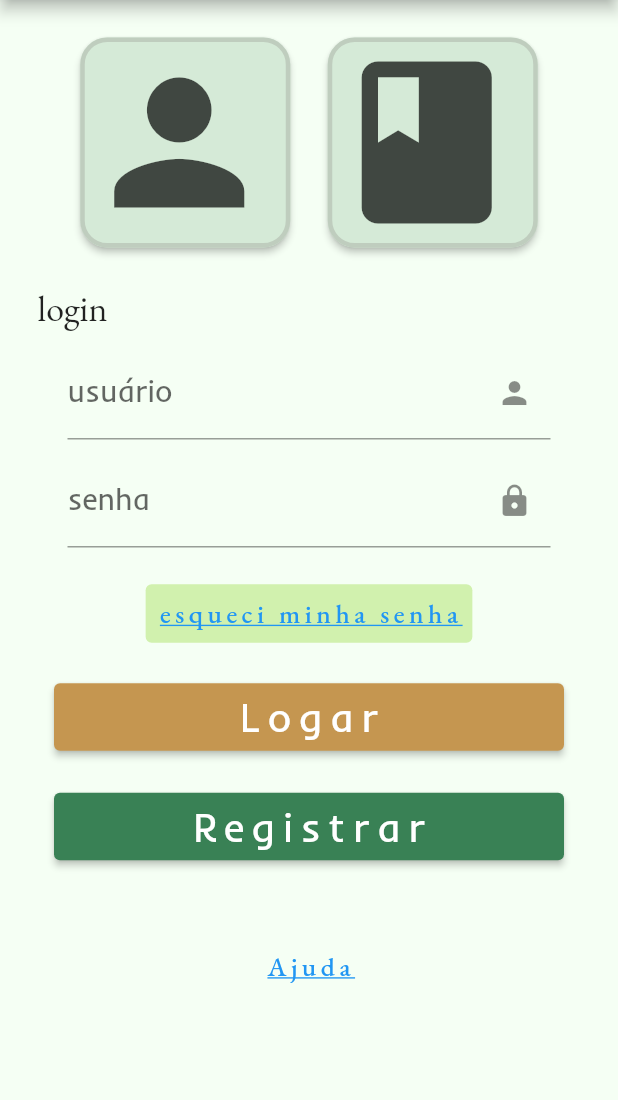
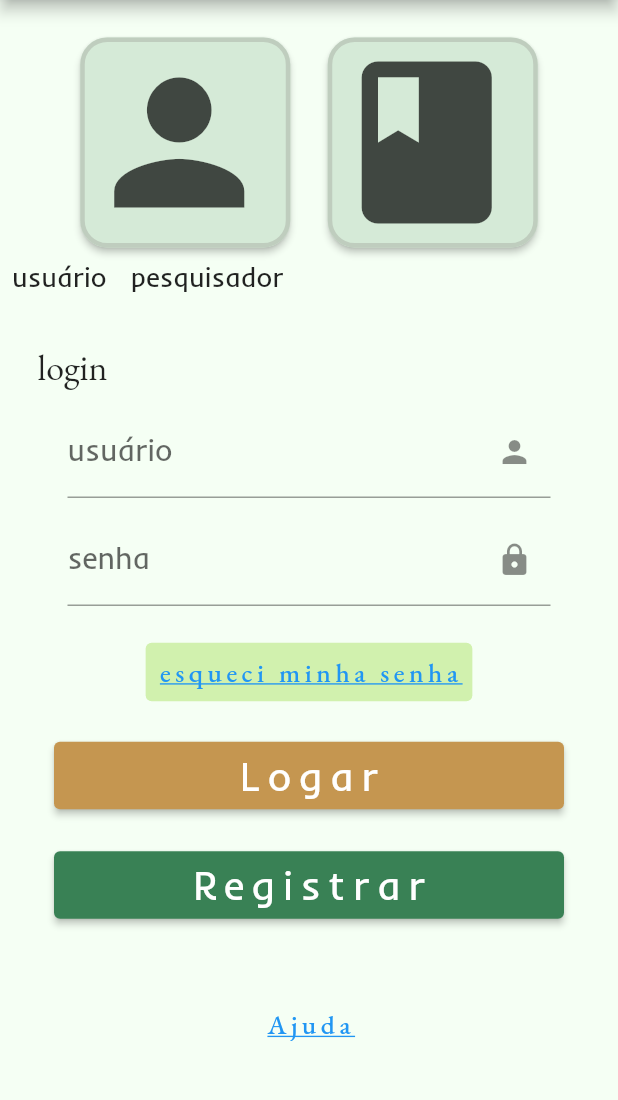
Before and after one commit to GabrielPilato/RiberCerra, a Flutter app: the screen it shows after launch, on a phone screen of 412 x 824 dp, the part 84-1184 px from its top. Run offline on Flutter 3.47's test engine with Material 2 defaults, Android fonts, the phone set to English and light mode, and no system bars; our stand-ins replace cloud_firestore, device_preview, easy_splash_screen, firebase_auth, firebase_core, firebase_storage and 2 more; accounts and stored records are empty.

Commit message:
Implementação de texto na Tela de Login e API do Google Maps

```diff
--- a/lib/main.dart
+++ b/lib/main.dart
@@ -1,4 +1,4 @@
-// ignore_for_file: prefer_const_constructors
+// ignore_for_file: prefer_const_constructors, deprecated_member_use
 
 import 'package:device_preview/device_preview.dart';
 import 'package:flutter/material.dart';
@@ -21,7 +21,6 @@ Future<void> main() async {
   );
   runApp(DevicePreview(
     builder: (context) => MaterialApp(
-
         useInheritedMediaQuery: true,
         debugShowCheckedModeBanner: false,
         title: 'RiberCerra',
--- a/lib/view/tela_principal.dart
+++ b/lib/view/tela_principal.dart
@@ -1,4 +1,4 @@
-// ignore_for_file: unused_import, prefer_const_constructors, prefer_typing_uninitialized_variables
+// ignore_for_file: unused_import, prefer_const_constructors, prefer_typing_uninitialized_variables, prefer_const_literals_to_create_immutables
 
 import 'package:flutter/material.dart';
 import 'package:riber_cerra/controller/plantas_controller.dart';
@@ -133,6 +133,20 @@ class _TelaPrincipalState extends State<TelaPrincipal> {
               ),
             ],
           ),
+          Row(
+            children: [
+              Padding(
+                padding: const EdgeInsets.all(8.0),
+                child: Text('usuário',
+                    style: TextStyle(fontSize: 18, fontFamily: 'Inder')),
+              ),
+              Padding(
+                padding: const EdgeInsets.all(8.0),
+                child: Text('pesquisador',
+                    style: TextStyle(fontSize: 18, fontFamily: 'Inder')),
+              ),
+            ],
+          ),
           Padding(
               padding: EdgeInsets.fromLTRB(25, 25, 25, 10),
               child: Text(
--- a/pubspec.yaml
+++ b/pubspec.yaml
@@ -18,6 +18,8 @@ dependencies:
   flutter:
     sdk: flutter
   firebase_storage: ^11.2.2
+  google_maps_flutter: ^2.5.0
+  google_maps_flutter_web: ^0.5.4+2
 
 dev_dependencies:
   flutter_test:
```
Also changed, not shown: pubspec.lock.
